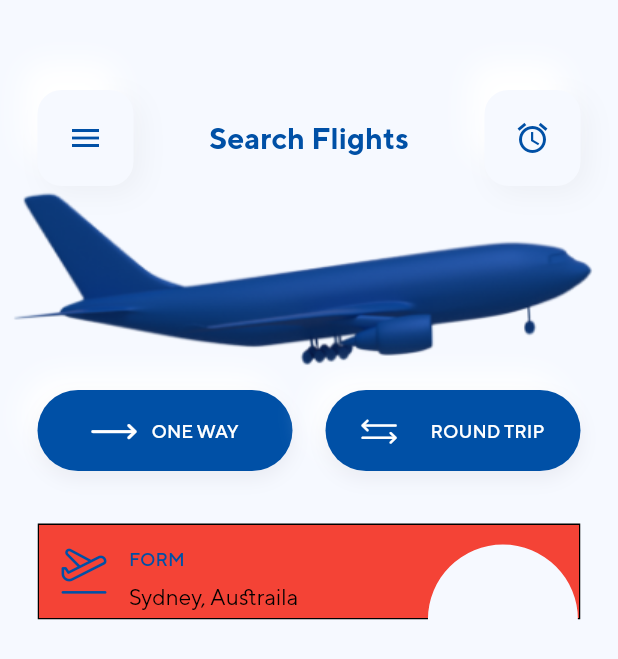
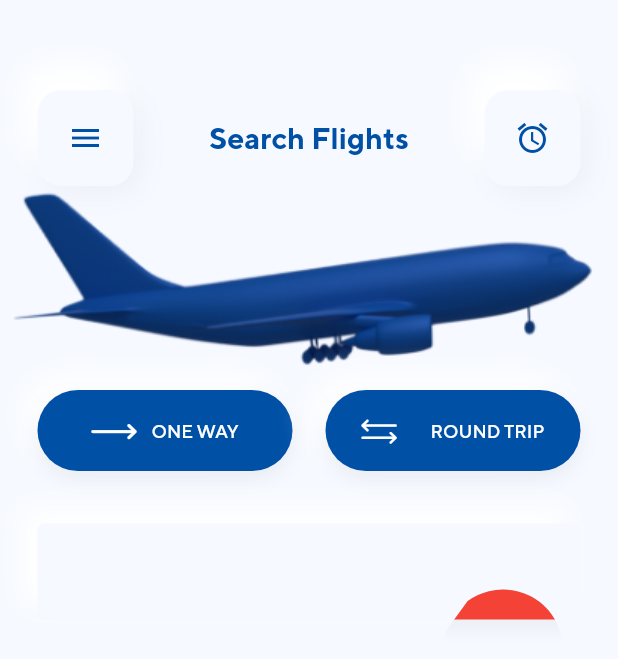
Before and after one commit to kaungphyowai/flight_booking_conceptual_app, a Flutter app: the screen it shows after launch, on a phone screen of 412 x 824 dp. Shown: the top 659 px of the screen. Run offline on Flutter 3.47's test engine with Material 2 defaults, Android fonts, the phone set to English and light mode, and no system bars.

```diff
--- a/lib/component/MyCustomClipper.dart
+++ b/lib/component/MyCustomClipper.dart
@@ -5,16 +5,15 @@ import 'package:flutter/cupertino.dart';
 class MyCustomClipper extends CustomClipper<Path> {
   @override
   getClip(Size size) {
-    Size newSize = Size(size.width, size.height - 35);
-    double radius = 50;
-    Offset center = Offset(6 * newSize.width / 7, newSize.height);
-    Offset firstEnd = Offset(6 * newSize.width / 7, newSize.height - radius);
-    Offset secondEnd = Offset(6 * newSize.width / 7 + radius, newSize.height);
-    print('newSize: ' + newSize.toString());
+    Size newSize = Size(size.width, size.height - 40);
+    double radius = 40;
+    Offset center = Offset(6 * size.width / 7, size.height + 20);
+    Offset firstEnd = Offset(6 * size.width / 7, size.height - radius);
+    Offset secondEnd = Offset(6 * size.width / 7 + radius, size.height);
+    print('size: ' + size.toString());
     // TODO: implement getClip
     Path path = Path()
-      ..lineTo(0, newSize.height)
-      ..lineTo(6 * newSize.width / 7 - radius, newSize.height)
+      ..lineTo(0, size.height)
       // ..arcToPoint(
       //   Offset(7 * size.width / 8, size.height - radius),
       //   radius: Radius.circular(radius),
@@ -31,20 +30,18 @@ class MyCustomClipper extends CustomClipper<Path> {
       // //     1 * pi,
       // //     2,
       // //     true)
-      ..arcToPoint(
-        firstEnd,
-        clockwise: true,
-        radius: Radius.circular(radius),
-      )
-      ..arcToPoint(
-        secondEnd,
-        clockwise: true,
-        radius: Radius.circular(radius),
-      )
-      ..lineTo(newSize.width, newSize.height)
-      ..lineTo(newSize.width, 0)
-      ..lineTo(0, 0)
-      ..close();
+
+      // ..lineTo(size.width, size.height)
+      ..arcTo(
+          Rect.fromCircle(
+            center: center,
+            radius: radius,
+          ),
+          1.3 * pi,
+          1.8 * pi,
+          true);
+    // ..lineTo(size.width, 0)
+    // ..lineTo(0, 0)
     return path;
   }
 
--- a/lib/main.dart
+++ b/lib/main.dart
@@ -1,5 +1,4 @@
-import 'package:flight_booking_conceptual_app/widget/SearchFlightAppBar.dart';
-import 'package:flight_booking_conceptual_app/widget/SearchFlightBody.dart';
+import 'package:flight_booking_conceptual_app/screens/SearchFlight.dart';
 import 'package:flutter/material.dart';
 
 void main() {
@@ -31,30 +30,3 @@ void main() {
     ),
   );
 }
-
-class SearchFlight extends StatefulWidget {
-  @override
-  _SearchFlightState createState() => _SearchFlightState();
-}
-
-class _SearchFlightState extends State<SearchFlight> {
-  @override
-  Widget build(BuildContext context) {
-    return Scaffold(
-      backgroundColor: Theme.of(context).primaryColor,
-      body: Column(
-        children: [
-          SearchFlightAppBar(),
-          Image(
-            image: AssetImage('assets/plane.png'),
-            fit: BoxFit.fitWidth,
-          ),
-          SizedBox(
-            height: 10,
-          ),
-          SearchFlightBody(),
-        ],
-      ),
-    );
-  }
-}
--- /dev/null
+++ b/lib/screens/FlightList.dart
@@ -0,0 +1,8 @@
+import 'package:flutter/material.dart';
+
+class FlightList extends StatelessWidget {
+  @override
+  Widget build(BuildContext context) {
+    return Scaffold();
+  }
+}
--- /dev/null
+++ b/lib/screens/SearchFlight.dart
@@ -0,0 +1,30 @@
+import 'package:flight_booking_conceptual_app/widget/SearchFlightAppBar.dart';
+import 'package:flight_booking_conceptual_app/widget/SearchFlightBody.dart';
+import 'package:flutter/material.dart';
+
+class SearchFlight extends StatefulWidget {
+  @override
+  _SearchFlightState createState() => _SearchFlightState();
+}
+
+class _SearchFlightState extends State<SearchFlight> {
+  @override
+  Widget build(BuildContext context) {
+    return Scaffold(
+      backgroundColor: Theme.of(context).primaryColor,
+      body: Column(
+        children: [
+          SearchFlightAppBar(),
+          Image(
+            image: AssetImage('assets/plane.png'),
+            fit: BoxFit.fitWidth,
+          ),
+          SizedBox(
+            height: 10,
+          ),
+          SearchFlightBody(),
+        ],
+      ),
+    );
+  }
+}
--- a/lib/widget/SearchFlightBody.dart
+++ b/lib/widget/SearchFlightBody.dart
@@ -14,6 +14,7 @@ class SearchFlightBody extends StatelessWidget {
         right: 25,
       ),
       child: Column(
+        crossAxisAlignment: CrossAxisAlignment.end,
         children: [
           Row(
             mainAxisAlignment: MainAxisAlignment.spaceBetween,
@@ -30,19 +31,38 @@ class SearchFlightBody extends StatelessWidget {
               ),
             ],
           ),
-          ClipPath(
+          Container(
+            // base Conatiner
+            margin: EdgeInsets.only(
+              top: 35,
+            ),
+            decoration: BoxDecoration(
+              boxShadow: [
+                BoxShadow(
+                    offset: Offset(-10, -10),
+                    blurRadius: 15,
+                    color: Color(0xffFFFFFF)),
+              ],
+              borderRadius: BorderRadius.circular(4),
+              color: Color(0xffF6F9FF),
+            ),
+            child: ClipPath(
               clipper: MyCustomClipper(),
               child: Container(
-              width: double.infinity,
-              margin: EdgeInsets.symmetric(
-                vertical: 35,
-              ),
+                //Subtraction Container
                 decoration: BoxDecoration(
+                    // color: Color(0xffF6F9FF),
                     color: Colors.red,
                     border: Border.all(
-                  color: Color(0xff000000),
+                      color: Color(0x00000000),
                     ),
+                    boxShadow: [
+                      BoxShadow(
+                        offset: Offset(0, 5),
+                        blurRadius: 10,
+                        color: Color(0x0f140B2B),
                       ),
+                    ]),
                 child: Row(
                   crossAxisAlignment: CrossAxisAlignment.start,
                   children: [
@@ -83,8 +103,90 @@ class SearchFlightBody extends StatelessWidget {
                 ),
               ),
             ),
+          ),
+          // Container(
+          //   margin: EdgeInsets.only(
+          //     right: 25,
+          //   ),
+          //   transform: Matrix4.translationValues(-3.0, -20, 0.0),
+          //   decoration: BoxDecoration(
+          //     borderRadius: BorderRadius.circular(50),
+          //     color: Colors.red,
+          //   ),
+          //   height: 50,
+          //   width: 50,
+          // ),
+          // Container(
+          //   height: 100,
+          //   width: double.infinity,
+          //   color: Colors.red,
+          // )
         ],
       ),
     );
   }
 }
+
+// // Container(
+// //             child: ClipPath(
+// //               clipper: MyCustomClipper(),
+// //               child: Container(
+// //                 width: double.infinity,
+// //                 margin: EdgeInsets.symmetric(
+// //                   vertical: 35,
+// //                 ),
+// //                 decoration: BoxDecoration(
+// //                     // color: Colors.red,
+// //                     // color: Color(0xffF6F9FF),
+// //                     borderRadius: BorderRadius.circular(4),
+// //                     boxShadow: [
+// //                       BoxShadow(
+// //                           offset: Offset(-10, -10),
+// //                           blurRadius: 15,
+// //                           color: Colors.red),
+// //                     ]),
+//                 child: Row(
+//                   crossAxisAlignment: CrossAxisAlignment.start,
+//                   children: [
+//                     Padding(
+//                       padding: EdgeInsets.symmetric(
+//                         vertical: 15,
+//                         horizontal: 15,
+//                       ),
+//                       child: Icon(
+//                         TakeOff.take_off,
+//                         size: 30,
+//                         color: Theme.of(context).accentColor,
+//                       ),
+//                     ),
+//                     Padding(
+//                       padding: const EdgeInsets.only(
+//                         top: 15,
+//                         bottom: 5,
+//                       ),
+//                       child: Column(
+//                         mainAxisAlignment: MainAxisAlignment.spaceBetween,
+//                         crossAxisAlignment: CrossAxisAlignment.start,
+//                         children: [
+//                           Text(
+//                             'FORM',
+//                             style: Theme.of(context).textTheme.caption,
+//                           ),
+//                           SizedBox(
+//                             height: 10,
+//                           ),
+//                           Text(
+//                             'Sydney, Austraila',
+//                           ),
+//                         ],
+//                       ),
+//                     )
+//                   ],
+//                 ),
+//               ),
+//             ),
+//           ),
+//           Container(
+//             width: double.infinity,
+//             height: 100,
+//           ),
```
Lines whose indentation alone changed are shown as unchanged.
